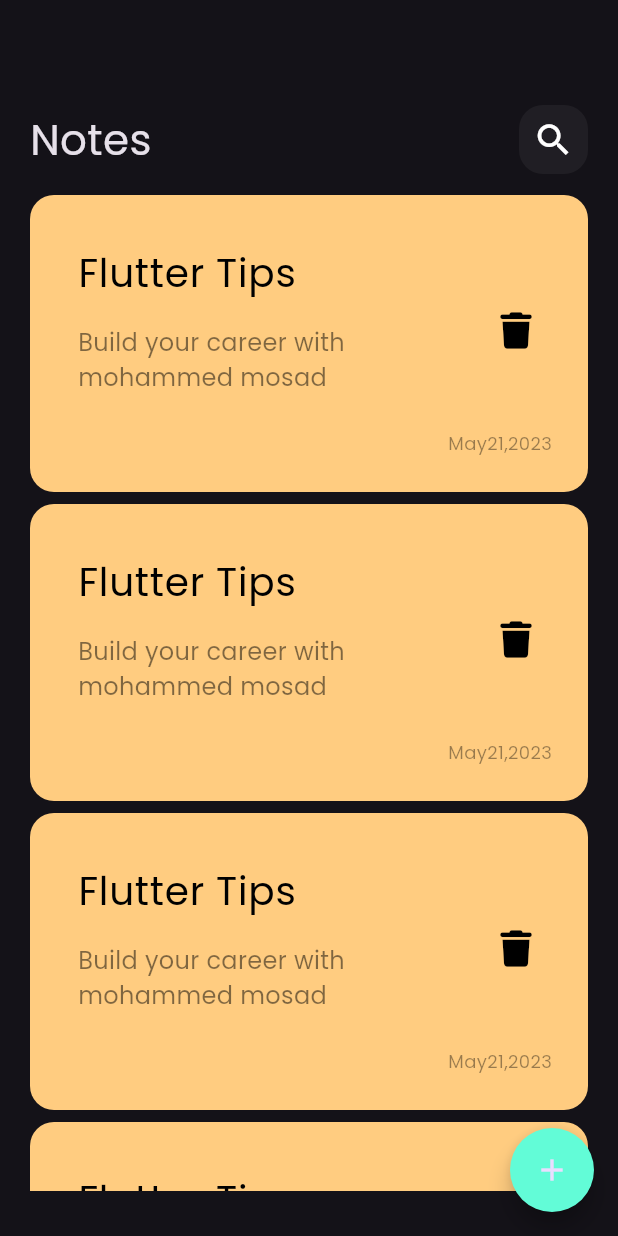
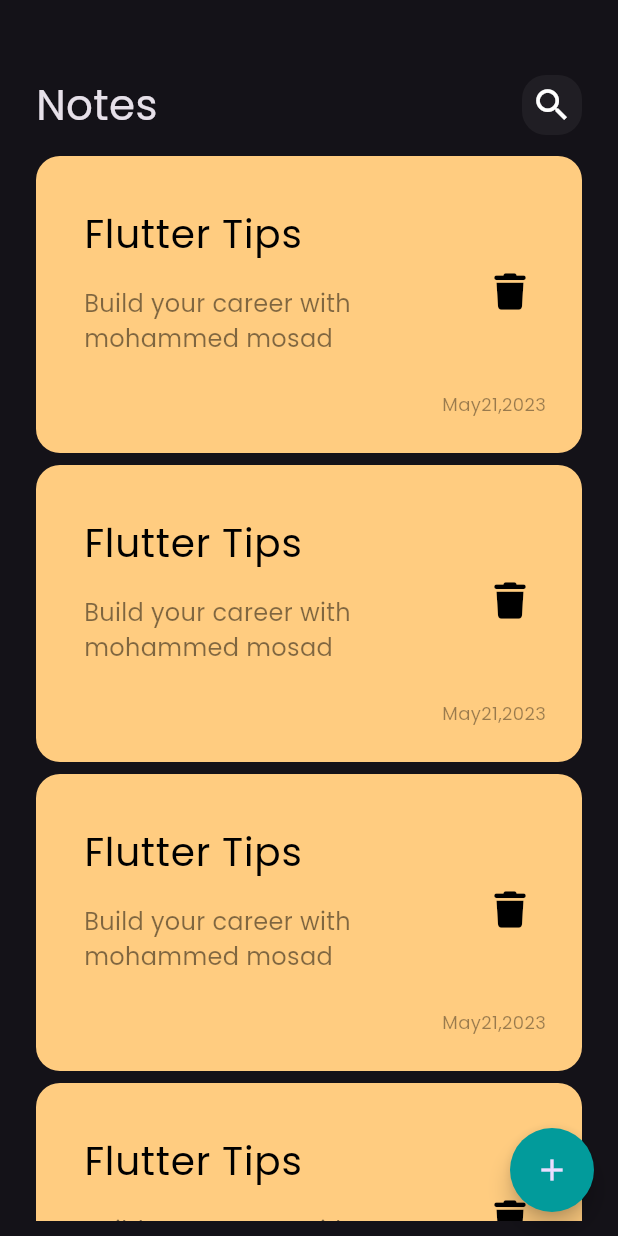
Before and after one commit to Eng-Mosad-99/notes_app, a Flutter app: the screen it shows after launch, on a phone screen of 412 x 824 dp. Run offline on Flutter 3.47's test engine with Material 3 defaults, Android fonts, the light colour scheme and no system bars; our stand-ins replace font_awesome_flutter.

Commit message:
add custom app bar to edit note view

```diff
--- a/lib/views/notes_view.dart
+++ b/lib/views/notes_view.dart
@@ -1,5 +1,4 @@
 import 'package:flutter/material.dart';
-import 'package:notes_app/constants.dart';
 import 'package:notes_app/widgets/add_note_buttom_sheet.dart';
 import 'package:notes_app/widgets/notes_view_body.dart';
 
@@ -10,7 +9,7 @@
   Widget build(BuildContext context) {
     return Scaffold(
       floatingActionButton: FloatingActionButton(
-        backgroundColor: kprimaryColor,
+        backgroundColor: const Color.fromARGB(255, 2, 155, 155),
         shape: RoundedRectangleBorder(
           borderRadius: BorderRadius.circular(
             100,
--- a/lib/widgets/Custom_search_icon_button.dart
+++ b/lib/widgets/Custom_search_icon_button.dart
@@ -3,22 +3,22 @@
 import 'package:flutter/material.dart';
 
 class CustomSearchIconButton extends StatelessWidget {
-  const CustomSearchIconButton({super.key});
-
+  const CustomSearchIconButton({super.key, required this.iconData});
+  final IconData iconData;
   @override
   Widget build(BuildContext context) {
     return Container(
-      height: 46,
-      width: 46,
+      height: 40,
+      width: 40,
       decoration: BoxDecoration(
         color: Colors.white.withOpacity(.05),
         borderRadius: BorderRadius.circular(
           16,
         ),
       ),
-      child: const Center(
+      child: Center(
         child: Icon(
-          Icons.search,
+          iconData,
           size: 28,
         ),
       ),
--- a/lib/widgets/custom_app_bar.dart
+++ b/lib/widgets/custom_app_bar.dart
@@ -2,20 +2,23 @@
 import 'package:notes_app/widgets/Custom_search_icon_button.dart';
 
 class CustomAppBar extends StatelessWidget {
-  const CustomAppBar({super.key});
-
+  const CustomAppBar({super.key, required this.text, required this.icon});
+  final String text;
+  final IconData icon;
   @override
   Widget build(BuildContext context) {
-    return const Row(
+    return Row(
       children: [
         Text(
-          'Notes',
-          style: TextStyle(
+          text,
+          style: const TextStyle(
             fontSize: 28,
           ),
         ),
-        Spacer(),
-        CustomSearchIconButton(),
+        const Spacer(),
+        CustomSearchIconButton(
+          iconData: icon,
+        ),
       ],
     );
   }
--- a/lib/widgets/custom_note_item.dart
+++ b/lib/widgets/custom_note_item.dart
@@ -1,6 +1,6 @@
 import 'package:flutter/material.dart';
 import 'package:font_awesome_flutter/font_awesome_flutter.dart';
-import 'package:notes_app/widgets/edit_note_view_body.dart';
+import 'package:notes_app/views/edit_note_view.dart';
 
 class NoteItem extends StatelessWidget {
   const NoteItem({super.key});
@@ -12,7 +12,7 @@
         Navigator.push(
           context,
           MaterialPageRoute(
-            builder: (context) => const EditNoteViewBody(),
+            builder: (context) => const EditNoteView(),
           ),
         );
       },
--- a/lib/widgets/edit_note_view_body.dart
+++ b/lib/widgets/edit_note_view_body.dart
@@ -1,10 +1,26 @@
 import 'package:flutter/material.dart';
+import 'package:notes_app/widgets/custom_app_bar.dart';
 
 class EditNoteViewBody extends StatelessWidget {
   const EditNoteViewBody({super.key});
 
   @override
   Widget build(BuildContext context) {
-    return const Placeholder();
+    return const Padding(
+      padding: EdgeInsets.symmetric(
+        horizontal: 24,
+      ),
+      child: Column(
+        children: [
+          SizedBox(
+            height: 50,
+          ),
+          CustomAppBar(
+            text: 'Edit Note',
+            icon: Icons.check,
+          ),
+        ],
+      ),
+    );
   }
 }
--- a/lib/widgets/notes_view_body.dart
+++ b/lib/widgets/notes_view_body.dart
@@ -8,13 +8,18 @@
   @override
   Widget build(BuildContext context) {
     return const Padding(
-      padding: EdgeInsets.all(20.0),
+      padding: EdgeInsets.symmetric(
+        horizontal: 24,
+      ),
       child: Column(
         children: [
           SizedBox(
             height: 50,
           ),
-          CustomAppBar(),
+          CustomAppBar(
+            text: 'Notes',
+            icon: Icons.search,
+          ),
           Expanded(
             child: NotesListView(),
           ),
```
